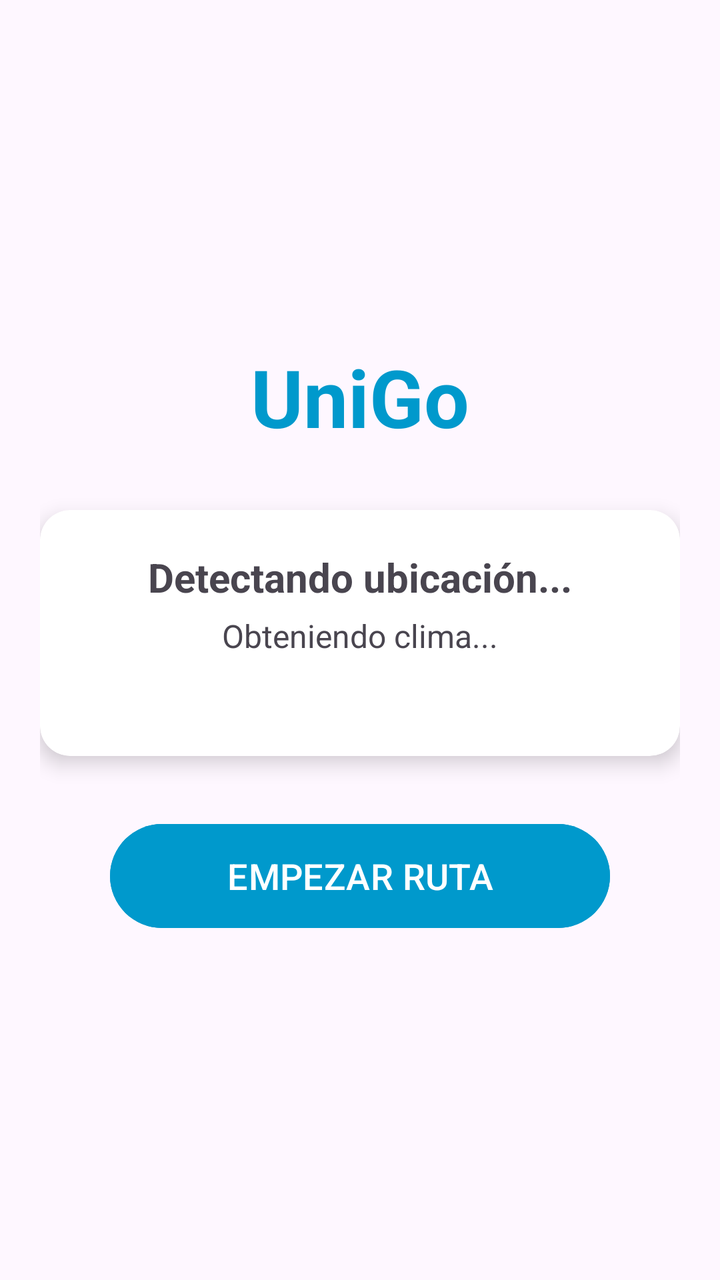
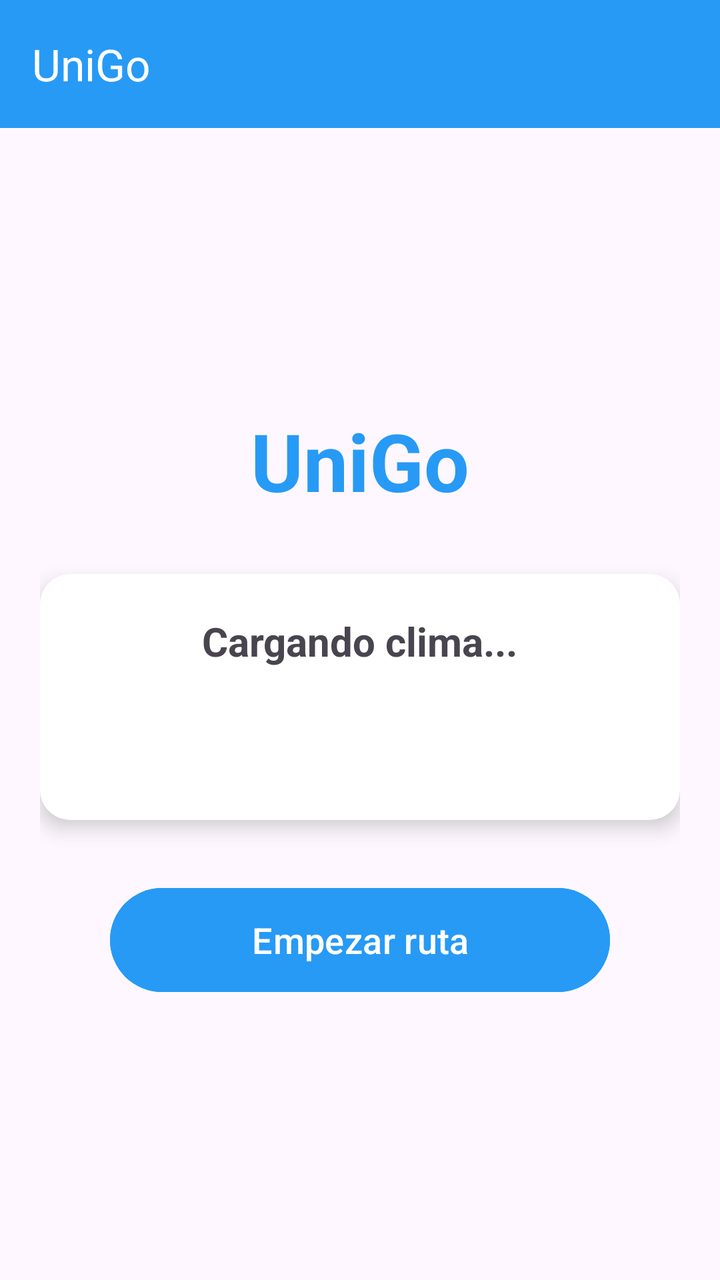

An Android layout rendered at two revisions. The XML below is the earlier revision; the diff shows what the commit changed to produce the second picture.
<!-- AndroidManifest.xml: application theme Theme.Miau -->
<!-- res/layout/activity_main.xml -->
<?xml version="1.0" encoding="utf-8"?>
<LinearLayout xmlns:android="http://schemas.android.com/apk/res/android"
    xmlns:app="http://schemas.android.com/apk/res-auto"
    android:layout_width="match_parent"
    android:layout_height="match_parent"
    android:gravity="center"
    android:orientation="vertical"
    android:padding="20dp">

    <TextView
        android:layout_width="wrap_content"
        android:layout_height="wrap_content"
        android:text="UniGo"
        android:textSize="40sp"
        android:textStyle="bold"
        android:textColor="@android:color/holo_blue_dark"
        android:layout_marginBottom="30dp" />

    <androidx.cardview.widget.CardView
        android:layout_width="match_parent"
        android:layout_height="wrap_content"
        android:layout_marginBottom="30dp"
        app:cardCornerRadius="15dp"
        app:cardElevation="6dp">

        <LinearLayout
            android:layout_width="match_parent"
            android:layout_height="wrap_content"
            android:orientation="vertical"
            android:padding="20dp"
            android:gravity="center">

            <TextView
                android:id="@+id/tvCityName"
                android:layout_width="wrap_content"
                android:layout_height="wrap_content"
                android:text="Detectando ubicación..."
                android:textSize="20sp"
                android:textStyle="bold" />

            <TextView
                android:id="@+id/tvWeatherDesc"
                android:layout_width="wrap_content"
                android:layout_height="wrap_content"
                android:layout_marginTop="5dp"
                android:text="Obteniendo clima..."
                android:textAlignment="center"
                android:textSize="16sp" />

            <TextView
                android:id="@+id/tvTemps"
                android:layout_width="wrap_content"
                android:layout_height="wrap_content"
                android:layout_marginTop="5dp"
                android:textSize="18sp"
                android:textColor="@android:color/darker_gray" />
        </LinearLayout>
    </androidx.cardview.widget.CardView>

    <Button
        android:id="@+id/btnEntrar"
        android:layout_width="250dp"
        android:layout_height="60dp"
        android:text="EMPEZAR RUTA"
        android:textSize="18sp"
        android:backgroundTint="@android:color/holo_blue_dark"
        android:textColor="@android:color/white" />

</LinearLayout>
<!-- resources referenced by this layout -->
<resources>
  <style name="Theme.Miau" parent="Base.Theme.Miau" />
  <style name="Base.Theme.Miau" parent="Theme.Material3.DayNight.NoActionBar">
          
          
      </style>
</resources>

<!-- the commit's change to res/layout/activity_main.xml (unified diff, before → after) -->
@@ -3,67 +3,82 @@
     xmlns:app="http://schemas.android.com/apk/res-auto"
     android:layout_width="match_parent"
     android:layout_height="match_parent"
-    android:gravity="center"
     android:orientation="vertical"
-    android:padding="20dp">
+    android:fitsSystemWindows="true">
 
-    <TextView
-        android:layout_width="wrap_content"
-        android:layout_height="wrap_content"
-        android:text="UniGo"
-        android:textSize="40sp"
-        android:textStyle="bold"
-        android:textColor="@android:color/holo_blue_dark"
-        android:layout_marginBottom="30dp" />
+    <com.google.android.material.appbar.MaterialToolbar
+        android:id="@+id/toolbar"
+        android:layout_width="match_parent"
+        android:layout_height="?attr/actionBarSize"
+        android:background="?attr/colorPrimary"
+        app:titleTextColor="@android:color/white"
+        app:title="UniGo" />
 
-    <androidx.cardview.widget.CardView
+    <LinearLayout
         android:layout_width="match_parent"
-        android:layout_height="wrap_content"
-        android:layout_marginBottom="30dp"
-        app:cardCornerRadius="15dp"
-        app:cardElevation="6dp">
+        android:layout_height="match_parent"
+        android:gravity="center"
+        android:orientation="vertical"
+        android:padding="20dp">
 
-        <LinearLayout
+        <TextView
+            android:layout_width="wrap_content"
+            android:layout_height="wrap_content"
+            android:text="UniGo"
+            android:textSize="40sp"
+            android:textStyle="bold"
+            android:textColor="?attr/colorPrimary"
+            android:layout_marginBottom="30dp" />
+
+        <androidx.cardview.widget.CardView
             android:layout_width="match_parent"
             android:layout_height="wrap_content"
-            android:orientation="vertical"
-            android:padding="20dp"
-            android:gravity="center">
+            android:layout_marginBottom="30dp"
+            app:cardCornerRadius="15dp"
+            app:cardElevation="6dp">
 
-            <TextView
-                android:id="@+id/tvCityName"
-                android:layout_width="wrap_content"
+            <LinearLayout
+                android:layout_width="match_parent"
                 android:layout_height="wrap_content"
-                android:text="Detectando ubicación..."
-                android:textSize="20sp"
-                android:textStyle="bold" />
+                android:orientation="vertical"
+                android:padding="20dp"
+                android:gravity="center">
 
-            <TextView
-                android:id="@+id/tvWeatherDesc"
-                android:layout_width="wrap_content"
-                android:layout_height="wrap_content"
-                android:layout_marginTop="5dp"
-                android:text="Obteniendo clima..."
-                android:textAlignment="center"
-                android:textSize="16sp" />
+                <TextView
+                    android:id="@+id/tvCityName"
+                    android:layout_width="wrap_content"
+                    android:layout_height="wrap_content"
+                    android:text="@string/loading_weather"
+                    android:textSize="20sp"
+                    android:textStyle="bold" />
 
-            <TextView
-                android:id="@+id/tvTemps"
-                android:layout_width="wrap_content"
-                android:layout_height="wrap_content"
-                android:layout_marginTop="5dp"
-                android:textSize="18sp"
-                android:textColor="@android:color/darker_gray" />
-        </LinearLayout>
-    </androidx.cardview.widget.CardView>
+                <TextView
+                    android:id="@+id/tvWeatherDesc"
+                    android:layout_width="wrap_content"
+                    android:layout_height="wrap_content"
+                    android:layout_marginTop="5dp"
+                    android:text=""
+                    android:textAlignment="center"
+                    android:textSize="16sp" />
 
-    <Button
-        android:id="@+id/btnEntrar"
-        android:layout_width="250dp"
-        android:layout_height="60dp"
-        android:text="EMPEZAR RUTA"
-        android:textSize="18sp"
-        android:backgroundTint="@android:color/holo_blue_dark"
-        android:textColor="@android:color/white" />
+                <TextView
+                    android:id="@+id/tvTemps"
+                    android:layout_width="wrap_content"
+                    android:layout_height="wrap_content"
+                    android:layout_marginTop="5dp"
+                    android:textSize="18sp"
+                    android:textColor="@android:color/darker_gray" />
+            </LinearLayout>
+        </androidx.cardview.widget.CardView>
 
+        <Button
+            android:id="@+id/btnEntrar"
+            android:layout_width="250dp"
+            android:layout_height="60dp"
+            android:text="@string/start_route"
+            android:textSize="18sp"
+            android:backgroundTint="?attr/colorPrimary"
+            android:textColor="@android:color/white" />
+
+    </LinearLayout>
 </LinearLayout>
<!-- resource entries referenced after the edit -->
@@ -1,9 +1,15 @@
 <!-- resources referenced by this layout -->
 <resources>
+  <string name="loading_weather">Cargando clima...</string>
+  <string name="start_route">Empezar ruta</string>
   <style name="Theme.Miau" parent="Base.Theme.Miau" />
   <style name="Base.Theme.Miau" parent="Theme.Material3.DayNight.NoActionBar">
-          
-          
+          <item name="colorPrimary">@color/blue_primary</item>
+          <item name="colorPrimaryVariant">@color/blue_primary_dark</item>
+          <item name="colorSecondary">@color/accent</item>
       </style>
+  <color name="blue_primary">#279AF6</color>
+  <color name="blue_primary_dark">#155BA2</color>
+  <color name="accent">#ED427C</color>
 </resources>
 
